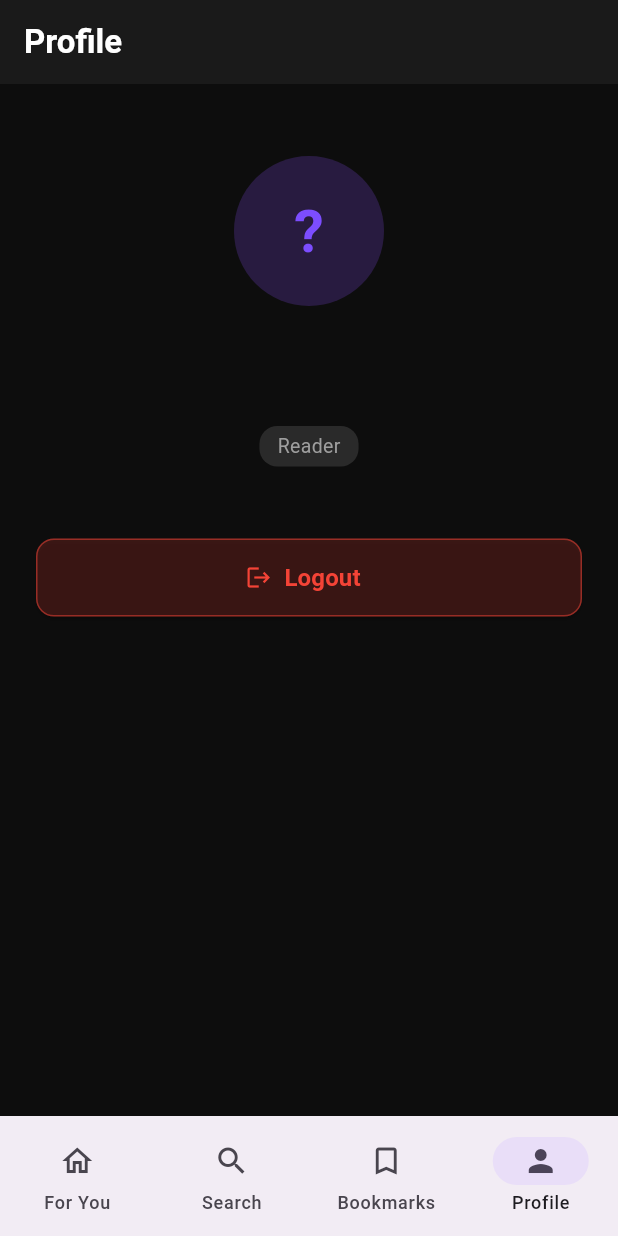
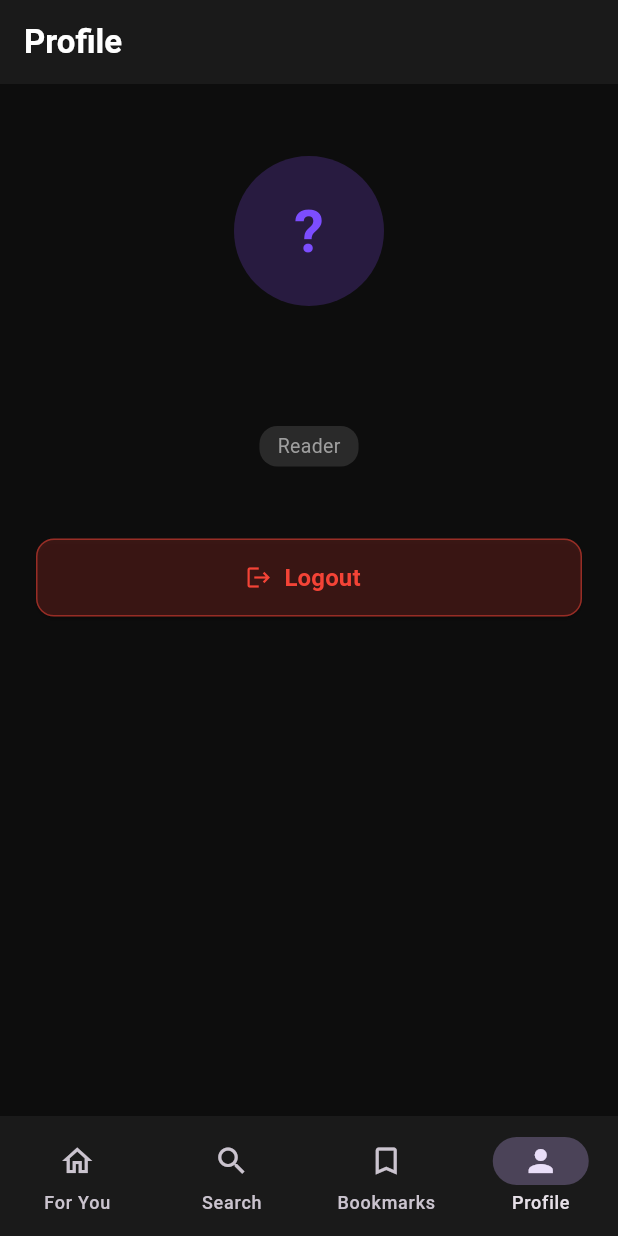
Before and after one commit to tamiie56/mangabd, a Flutter app: the MainScreen screen opened directly, item 4 of the bottom bar chosen, on a phone screen of 412 x 824 dp. Run offline on Flutter 3.47's test engine with Material 3 defaults, Android fonts, the phone set to English and light mode, and no system bars; our stand-ins replace cloud_firestore, firebase_auth, firebase_core, image_picker; accounts and stored records are empty; generated files the repository leaves out were written again.

Commit message:
feat: theme toggle, my works bottom nav

```diff
--- a/mangabd_app/lib/screens/main_screen.dart
+++ b/mangabd_app/lib/screens/main_screen.dart
@@ -1,8 +1,11 @@
 import 'package:flutter/material.dart';
+import 'package:provider/provider.dart';
+import '../utils/auth_provider.dart';
 import 'home/home_screen.dart';
 import 'search/search_screen.dart';
 import 'bookmarks/bookmarks_screen.dart';
 import 'profile/profile_screen.dart';
+import 'creator/creator_dashboard_screen.dart';
 
 class MainScreen extends StatefulWidget {
   const MainScreen({super.key});
@@ -21,35 +24,57 @@ class _MainScreenState extends State<MainScreen> {
     const ProfileScreen(),
   ];
 
+  void _onTap(int index, bool isCreator) {
+    if (index == 2 && isCreator) {
+      Navigator.push(
+        context,
+        MaterialPageRoute(builder: (_) => const CreatorDashboardScreen()),
+      );
+      return;
+    }
+    final actualIndex = (isCreator && index > 2) ? index - 1 : index;
+    setState(() => _currentIndex = actualIndex);
+  }
+
   @override
   Widget build(BuildContext context) {
+    final auth = context.watch<AuthProvider>();
+    final isCreator = auth.isCreator;
+
+    int selectedNavIndex = _currentIndex;
+    if (isCreator && _currentIndex >= 2) selectedNavIndex = _currentIndex + 1;
+
     return Scaffold(
       body: IndexedStack(
         index: _currentIndex,
         children: _screens,
       ),
       bottomNavigationBar: NavigationBar(
-        selectedIndex: _currentIndex,
-        onDestinationSelected: (index) {
-          setState(() => _currentIndex = index);
-        },
-        destinations: const [
-          NavigationDestination(
+        selectedIndex: isCreator ? selectedNavIndex : _currentIndex,
+        onDestinationSelected: (index) => _onTap(index, isCreator),
+        destinations: [
+          const NavigationDestination(
             icon: Icon(Icons.home_outlined),
             selectedIcon: Icon(Icons.home),
             label: 'For You',
           ),
-          NavigationDestination(
+          const NavigationDestination(
             icon: Icon(Icons.search_outlined),
             selectedIcon: Icon(Icons.search),
             label: 'Search',
           ),
-          NavigationDestination(
+          if (isCreator)
+            const NavigationDestination(
+              icon: Icon(Icons.dashboard_outlined),
+              selectedIcon: Icon(Icons.dashboard),
+              label: 'My Works',
+            ),
+          const NavigationDestination(
             icon: Icon(Icons.bookmark_outline),
             selectedIcon: Icon(Icons.bookmark),
             label: 'Bookmarks',
           ),
-          NavigationDestination(
+          const NavigationDestination(
             icon: Icon(Icons.person_outline),
             selectedIcon: Icon(Icons.person),
             label: 'Profile',
--- /dev/null
+++ b/mangabd_app/lib/utils/theme_provider.dart
@@ -0,0 +1,46 @@
+import 'package:flutter/material.dart';
+
+class ThemeProvider extends ChangeNotifier {
+  bool _isDark = true;
+
+  bool get isDark => _isDark;
+
+  ThemeData get theme => _isDark ? _darkTheme : _lightTheme;
+
+  void toggleTheme() {
+    _isDark = !_isDark;
+    notifyListeners();
+  }
+
+  static final _darkTheme = ThemeData(
+    brightness: Brightness.dark,
+    scaffoldBackgroundColor: const Color(0xFF0D0D0D),
+    colorScheme: ColorScheme.fromSeed(
+      seedColor: Colors.deepPurple,
+      brightness: Brightness.dark,
+    ),
+    appBarTheme: const AppBarTheme(
+      backgroundColor: Color(0xFF1A1A1A),
+    ),
+    navigationBarTheme: const NavigationBarThemeData(
+      backgroundColor: Color(0xFF1A1A1A),
+    ),
+    useMaterial3: true,
+  );
+
+  static final _lightTheme = ThemeData(
+    brightness: Brightness.light,
+    scaffoldBackgroundColor: const Color(0xFFF5F5F5),
+    colorScheme: ColorScheme.fromSeed(
+      seedColor: Colors.deepPurple,
+      brightness: Brightness.light,
+    ),
+    appBarTheme: const AppBarTheme(
+      backgroundColor: Colors.white,
+    ),
+    navigationBarTheme: const NavigationBarThemeData(
+      backgroundColor: Colors.white,
+    ),
+    useMaterial3: true,
+  );
+}
```
Also changed, not shown: mangabd_app/lib/main.dart (+13 -10 lines), mangabd_app/lib/screens/home/home_screen.dart (+29 -18 lines).
